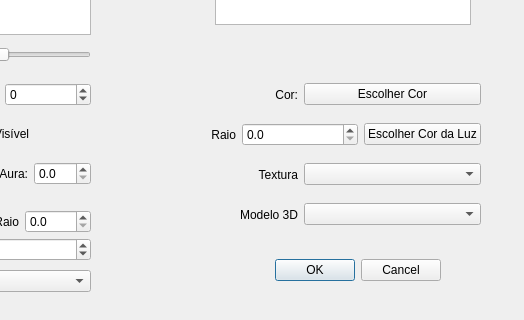
The window that ifg/qt/ui/entidade.ui (matferib/tabuleiro-virtual) describes before a commit, drawn with Qt 5; both pictures show x 290 to 814 and y 196 to 516 of the 814 by 516 pixel window.
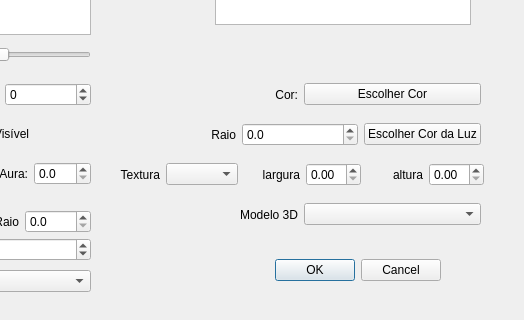
The same window after the commit.

Commit message: oclusao nas opcoes, largura e altura de textura nas entidades

What changed in the file:
```diff
--- a/ifg/qt/ui/entidade.ui
+++ b/ifg/qt/ui/entidade.ui
@@ -234,12 +234,14 @@
     <rect>
      <x>410</x>
      <y>350</y>
-     <width>361</width>
+     <width>364</width>
      <height>41</height>
     </rect>
    </property>
    <layout class="QHBoxLayout" name="horizontalLayout_6">
     <item>
+     <layout class="QHBoxLayout" name="horizontalLayout_24">
+      <item>
      <widget class="QLabel" name="label_15">
       <property name="text">
        <string>Textura</string>
@@ -251,6 +253,68 @@
     </item>
     <item>
      <widget class="QComboBox" name="combo_textura"/>
+      </item>
+     </layout>
+    </item>
+    <item>
+     <layout class="QHBoxLayout" name="horizontalLayout_23">
+      <item>
+       <widget class="QLabel" name="label_18">
+        <property name="text">
+         <string>largura</string>
+        </property>
+        <property name="alignment">
+         <set>Qt::AlignRight|Qt::AlignTrailing|Qt::AlignVCenter</set>
+        </property>
+       </widget>
+      </item>
+      <item>
+       <widget class="QDoubleSpinBox" name="spin_tex_largura">
+        <property name="toolTip">
+         <string>Raio da visão no escuro, em metros.</string>
+        </property>
+        <property name="decimals">
+         <number>2</number>
+        </property>
+        <property name="maximum">
+         <double>1.000000000000000</double>
+        </property>
+        <property name="singleStep">
+         <double>0.100000000000000</double>
+        </property>
+       </widget>
+      </item>
+     </layout>
+    </item>
+    <item>
+     <layout class="QHBoxLayout" name="horizontalLayout_22">
+      <item>
+       <widget class="QLabel" name="label_17">
+        <property name="text">
+         <string>altura</string>
+        </property>
+        <property name="alignment">
+         <set>Qt::AlignRight|Qt::AlignTrailing|Qt::AlignVCenter</set>
+        </property>
+       </widget>
+      </item>
+      <item>
+       <widget class="QDoubleSpinBox" name="spin_tex_altura">
+        <property name="toolTip">
+         <string>Raio da visão no escuro, em metros.</string>
+        </property>
+        <property name="decimals">
+         <number>2</number>
+        </property>
+        <property name="maximum">
+         <double>1.000000000000000</double>
+        </property>
+        <property name="singleStep">
+         <double>0.100000000000000</double>
+        </property>
+       </widget>
+      </item>
+     </layout>
     </item>
    </layout>
   </widget>
```
Lines whose indentation alone changed are shown as unchanged. The commit also changes 4 other files.
